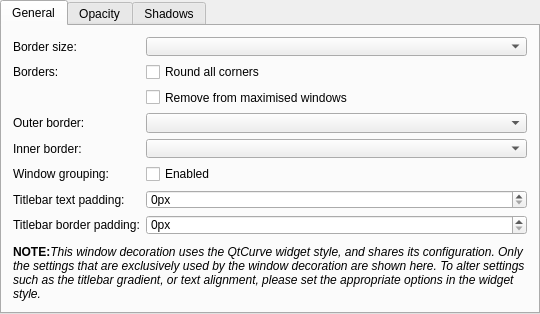
This is qt5/kwinconfig/qtcurvekwinconfigwidget.ui in KDE/qtcurve as Qt 5 draws it before an edit. The edited form follows.
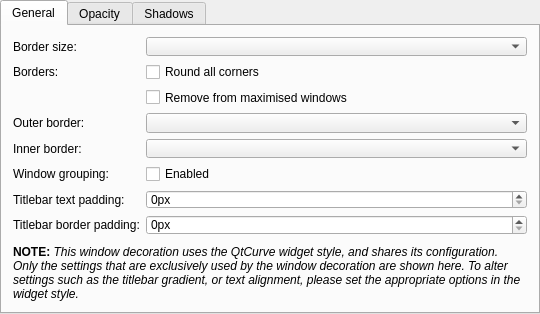
This is the edited form. Custom widgets are drawn as their Qt base class.

What changed in the file:
```diff
--- a/qt5/kwinconfig/qtcurvekwinconfigwidget.ui
+++ b/qt5/kwinconfig/qtcurvekwinconfigwidget.ui
@@ -179,7 +179,7 @@
        <item>
         <widget class="QLabel" name="noteLabel">
          <property name="text">
-          <string>&lt;p&gt;&lt;b&gt;NOTE:&lt;/b&gt;&lt;i&gt;This window decoration uses the QtCurve widget style, and shares its configuration. Only the settings that are exclusively used by the window decoration are shown here. To alter settings such as the titlebar gradient, or text alignment, please set the appropriate options in the widget style.&lt;/i&gt;&lt;/p&gt;</string>
+          <string>&lt;p&gt;&lt;b&gt;NOTE:&lt;/b&gt; &lt;i&gt;This window decoration uses the QtCurve widget style, and shares its configuration. Only the settings that are exclusively used by the window decoration are shown here. To alter settings such as the titlebar gradient, or text alignment, please set the appropriate options in the widget style.&lt;/i&gt;&lt;/p&gt;</string>
          </property>
          <property name="alignment">
           <set>Qt::AlignLeading|Qt::AlignLeft|Qt::AlignTop</set>
```
Left out of the diff: 2 changed lines with no effect on the pictures.
